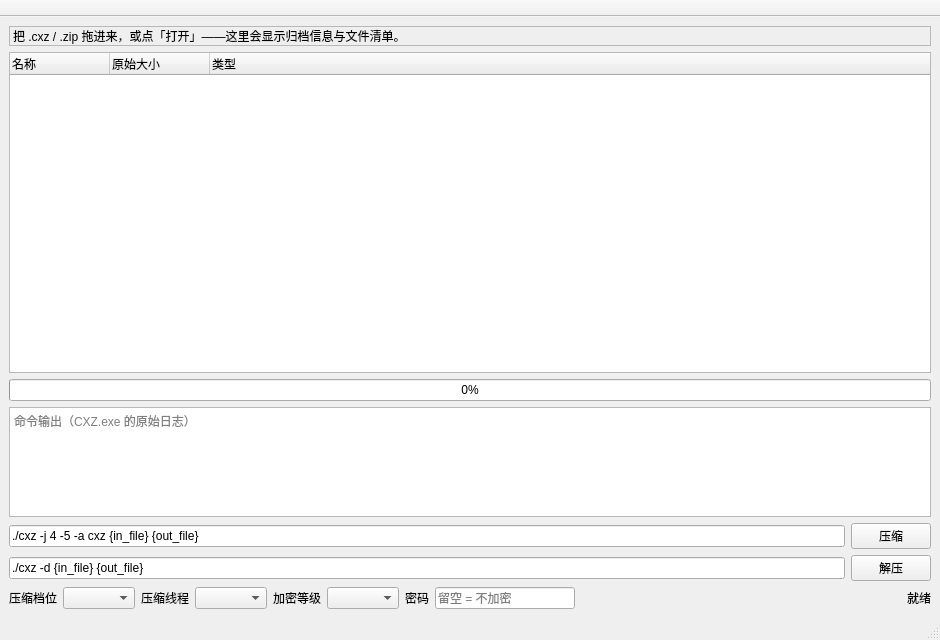
Old version of the form gui/mainwindow.ui in the repository TT-TT-ML/CXZ.
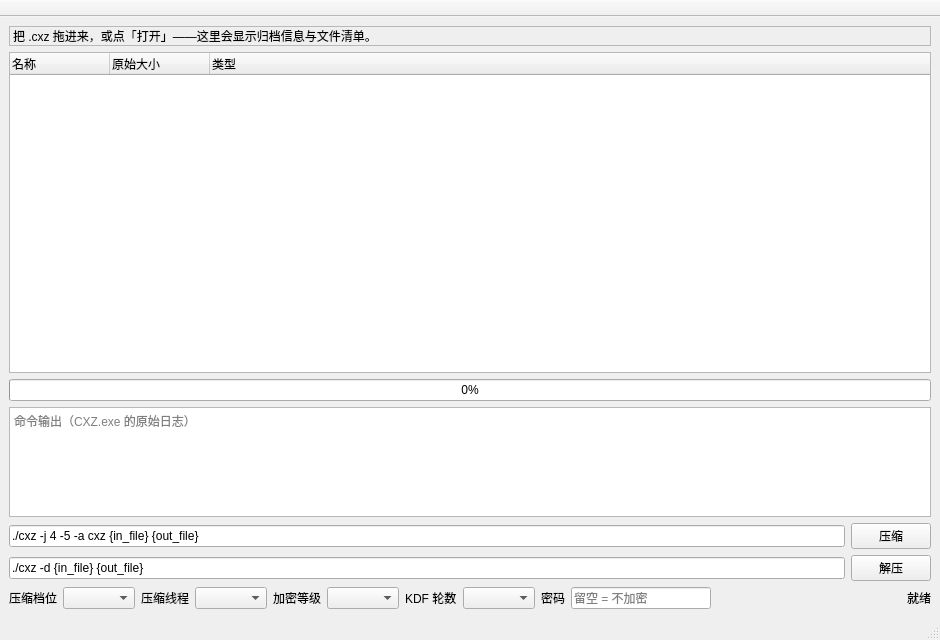
New version of the form.

Commit message: gui: cxz-only UI text, KDF rounds selector wired end to end

Diff of the .ui file:
```diff
--- a/gui/mainwindow.ui
+++ b/gui/mainwindow.ui
@@ -18,7 +18,7 @@
     <item>
      <widget class="QLabel" name="labelInfo">
       <property name="text">
-       <string>把 .cxz / .zip 拖进来，或点「打开」——这里会显示归档信息与文件清单。</string>
+       <string>把 .cxz 拖进来，或点「打开」——这里会显示归档信息与文件清单。</string>
       </property>
       <property name="wordWrap">
        <bool>true</bool>
@@ -177,6 +177,19 @@
       <item>
        <widget class="QComboBox" name="comboBoxCipher"/>
       </item>
+      <item>
+       <widget class="QLabel" name="labelKdf">
+        <property name="toolTip">
+         <string>KDF 轮数：越高越难被暴力破解，也越慢（10000 - 500000）</string>
+        </property>
+        <property name="text">
+         <string>KDF 轮数</string>
+        </property>
+       </widget>
+      </item>
+      <item>
+       <widget class="QComboBox" name="comboBoxKdf"/>
+      </item>
       <item>
        <widget class="QLabel" name="label_pass">
         <property name="toolTip">
```
The commit also changes 2 other files.
